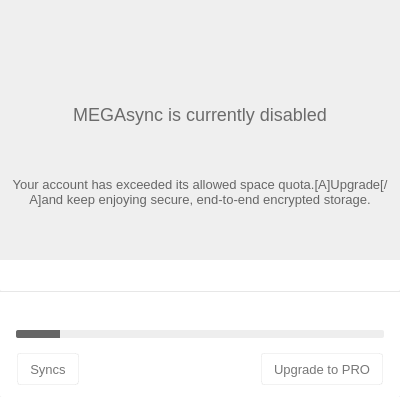
First picture: the form in src/MEGASync/gui/macx/InfoDialog.ui, repository meganz/MEGAsync, before the edit.
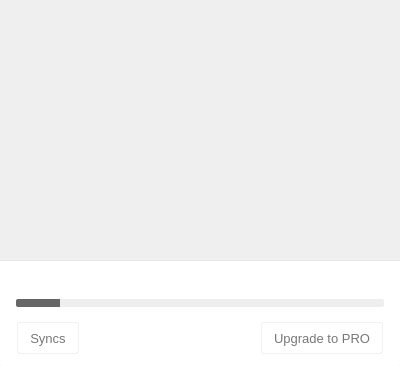
Second picture: the form after the edit. The open tabs and pages were chosen to show the change. Icons and pictures are not drawn. Custom widgets are drawn as their Qt base class.

Commit message: Initia suppor to new items view - New model to manage transfers - New UI rows for different states - Readapt style delegate for paint ops - Readapt InfoDialog

What changed in the file:
```diff
--- a/src/MEGASync/gui/macx/InfoDialog.ui
+++ b/src/MEGASync/gui/macx/InfoDialog.ui
@@ -7,19 +7,19 @@
     <x>0</x>
     <y>0</y>
     <width>400</width>
-    <height>397</height>
+    <height>366</height>
    </rect>
   </property>
   <property name="minimumSize">
    <size>
     <width>400</width>
-    <height>397</height>
+    <height>366</height>
    </size>
   </property>
   <property name="maximumSize">
    <size>
     <width>400</width>
-    <height>557</height>
+    <height>366</height>
    </size>
   </property>
   <property name="windowTitle">
@@ -1043,7 +1043,7 @@
              </item>
             </layout>
            </widget>
-           <widget class="QWidget" name="pOverQuota">
+           <widget class="QWidget" name="pTransfers">
             <property name="minimumSize">
              <size>
               <width>0</width>
@@ -1061,44 +1061,28 @@
               <number>0</number>
              </property>
              <property name="topMargin">
-              <number>30</number>
+              <number>0</number>
              </property>
              <property name="rightMargin">
               <number>0</number>
              </property>
+             <property name="bottomMargin">
+              <number>0</number>
+             </property>
              <item>
-              <widget class="QLabel" name="lDisabled">
-               <property name="sizePolicy">
-                <sizepolicy hsizetype="Preferred" vsizetype="Preferred">
-                 <horstretch>0</horstretch>
-                 <verstretch>0</verstretch>
-                </sizepolicy>
-               </property>
+              <widget class="InfoDialogTransfersWidget" name="wListTransfers" native="true">
                <property name="minimumSize">
                 <size>
                  <width>0</width>
-                 <height>25</height>
+                 <height>190</height>
                 </size>
                </property>
                <property name="maximumSize">
                 <size>
                  <width>16777215</width>
-                 <height>25</height>
+                 <height>190</height>
                 </size>
                </property>
-               <property name="text">
-                <string>MEGAsync is currently disabled</string>
-               </property>
-               <property name="alignment">
-                <set>Qt::AlignCenter</set>
-               </property>
-               <property name="wordWrap">
-                <bool>true</bool>
-               </property>
-              </widget>
-             </item>
-             <item>
-              <widget class="QWidget" name="widget" native="true">
                <layout class="QVBoxLayout" name="verticalLayout_6">
                 <property name="spacing">
                  <number>0</number>
@@ -1115,22 +1099,6 @@
                 <property name="bottomMargin">
                  <number>0</number>
                 </property>
-                <item>
-                 <widget class="QLabel" name="lDescDisabled">
-                  <property name="text">
-                   <string>Your account has exceeded its allowed space quota.[A]Upgrade[/A]and keep enjoying secure, end-to-end encrypted storage.</string>
-                  </property>
-                  <property name="textFormat">
-                   <enum>Qt::AutoText</enum>
-                  </property>
-                  <property name="alignment">
-                   <set>Qt::AlignCenter</set>
-                  </property>
-                  <property name="wordWrap">
-                   <bool>true</bool>
-                  </property>
-                 </widget>
-                </item>
                </layout>
               </widget>
              </item>
@@ -1144,28 +1112,6 @@
      </layout>
     </widget>
    </item>
-   <item>
-    <widget class="RecentlyUpdated" name="wRecentUpdated" native="true">
-     <property name="sizePolicy">
-      <sizepolicy hsizetype="MinimumExpanding" vsizetype="MinimumExpanding">
-       <horstretch>0</horstretch>
-       <verstretch>0</verstretch>
-      </sizepolicy>
-     </property>
-     <property name="minimumSize">
-      <size>
-       <width>400</width>
-       <height>31</height>
-      </size>
-     </property>
-     <property name="maximumSize">
-      <size>
-       <width>400</width>
-       <height>16777215</height>
-      </size>
-     </property>
-    </widget>
-   </item>
    <item>
     <widget class="QWidget" name="wSeparator" native="true">
      <property name="minimumSize">
@@ -1945,9 +1891,9 @@
    <container>1</container>
   </customwidget>
   <customwidget>
-   <class>RecentlyUpdated</class>
+   <class>InfoDialogTransfersWidget</class>
    <extends>QWidget</extends>
-   <header location="global">RecentlyUpdated.h</header>
+   <header location="global">InfoDialogTransfersWidget.h</header>
    <container>1</container>
   </customwidget>
  </customwidgets>
```
The commit also changes 18 other files.
